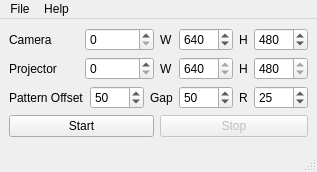
The window that src/main_window.ui (Jigarsenjallia/y_pro_cam_callib) describes before a commit, drawn with Qt 5.
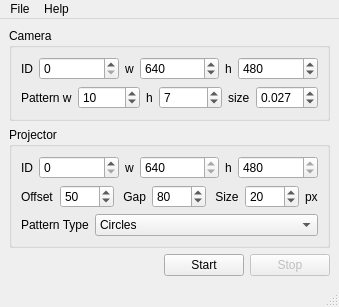
The same window after the commit. Icons and pictures are not drawn.

Commit message: - use threaded pipeline - inverted pattern color

```diff
--- a/src/main_window.ui
+++ b/src/main_window.ui
@@ -6,8 +6,8 @@
    <rect>
     <x>0</x>
     <y>0</y>
-    <width>289</width>
-    <height>172</height>
+    <width>295</width>
+    <height>294</height>
    </rect>
   </property>
   <property name="windowTitle">
@@ -18,18 +18,47 @@
     <normaloff>:/icons/chang.png</normaloff>:/icons/chang.png</iconset>
   </property>
   <widget class="QWidget" name="centralwidget">
-   <layout class="QGridLayout" name="gridLayout">
-    <item row="0" column="1">
-     <layout class="QHBoxLayout" name="horizontalLayout_3">
+   <layout class="QVBoxLayout" name="verticalLayout_3">
+    <item>
+     <widget class="QGroupBox" name="groupBox">
+      <property name="title">
+       <string>Camera</string>
+      </property>
+      <layout class="QVBoxLayout" name="verticalLayout_2">
+       <item>
+        <layout class="QHBoxLayout" name="horizontalLayout">
+         <item>
+          <widget class="QLabel" name="label">
+           <property name="text">
+            <string>ID</string>
+           </property>
+          </widget>
+         </item>
+         <item>
+          <widget class="QSpinBox" name="spinBoxCameraID">
+           <property name="sizePolicy">
+            <sizepolicy hsizetype="Expanding" vsizetype="Fixed">
+             <horstretch>0</horstretch>
+             <verstretch>0</verstretch>
+            </sizepolicy>
+           </property>
+          </widget>
+         </item>
       <item>
        <widget class="QLabel" name="label_3">
         <property name="text">
-         <string>W</string>
+            <string>w</string>
         </property>
        </widget>
       </item>
       <item>
        <widget class="QSpinBox" name="spinBoxCameraWidth">
+           <property name="sizePolicy">
+            <sizepolicy hsizetype="Expanding" vsizetype="Fixed">
+             <horstretch>0</horstretch>
+             <verstretch>0</verstretch>
+            </sizepolicy>
+           </property>
         <property name="minimum">
          <number>320</number>
         </property>
@@ -44,12 +73,18 @@
       <item>
        <widget class="QLabel" name="label_4">
         <property name="text">
-         <string>H</string>
+            <string>h</string>
         </property>
        </widget>
       </item>
       <item>
        <widget class="QSpinBox" name="spinBoxCameraHeight">
+           <property name="sizePolicy">
+            <sizepolicy hsizetype="Expanding" vsizetype="Fixed">
+             <horstretch>0</horstretch>
+             <verstretch>0</verstretch>
+            </sizepolicy>
+           </property>
         <property name="minimum">
          <number>240</number>
         </property>
@@ -63,17 +98,137 @@
       </item>
      </layout>
     </item>
-    <item row="1" column="1">
-     <layout class="QHBoxLayout" name="horizontalLayout_4">
+       <item>
+        <layout class="QHBoxLayout" name="horizontalLayout_6">
+         <item>
+          <widget class="QLabel" name="label_12">
+           <property name="text">
+            <string>Pattern w</string>
+           </property>
+          </widget>
+         </item>
+         <item>
+          <widget class="QSpinBox" name="spinBoxCameraPatternWidth">
+           <property name="sizePolicy">
+            <sizepolicy hsizetype="Expanding" vsizetype="Fixed">
+             <horstretch>0</horstretch>
+             <verstretch>0</verstretch>
+            </sizepolicy>
+           </property>
+           <property name="minimum">
+            <number>1</number>
+           </property>
+           <property name="maximum">
+            <number>20</number>
+           </property>
+           <property name="value">
+            <number>10</number>
+           </property>
+          </widget>
+         </item>
+         <item>
+          <widget class="QLabel" name="label_13">
+           <property name="text">
+            <string>h</string>
+           </property>
+          </widget>
+         </item>
+         <item>
+          <widget class="QSpinBox" name="spinBoxCameraPatternHeight">
+           <property name="sizePolicy">
+            <sizepolicy hsizetype="Expanding" vsizetype="Fixed">
+             <horstretch>0</horstretch>
+             <verstretch>0</verstretch>
+            </sizepolicy>
+           </property>
+           <property name="minimum">
+            <number>1</number>
+           </property>
+           <property name="maximum">
+            <number>20</number>
+           </property>
+           <property name="value">
+            <number>7</number>
+           </property>
+          </widget>
+         </item>
+         <item>
+          <widget class="QLabel" name="label_14">
+           <property name="text">
+            <string>size</string>
+           </property>
+          </widget>
+         </item>
+         <item>
+          <widget class="QDoubleSpinBox" name="spinBoxCameraPatternSize">
+           <property name="sizePolicy">
+            <sizepolicy hsizetype="Expanding" vsizetype="Fixed">
+             <horstretch>0</horstretch>
+             <verstretch>0</verstretch>
+            </sizepolicy>
+           </property>
+           <property name="decimals">
+            <number>3</number>
+           </property>
+           <property name="minimum">
+            <double>0.001000000000000</double>
+           </property>
+           <property name="maximum">
+            <double>1.000000000000000</double>
+           </property>
+           <property name="singleStep">
+            <double>0.001000000000000</double>
+           </property>
+           <property name="value">
+            <double>0.027000000000000</double>
+           </property>
+          </widget>
+         </item>
+        </layout>
+       </item>
+      </layout>
+     </widget>
+    </item>
+    <item>
+     <widget class="QGroupBox" name="groupBox_2">
+      <property name="title">
+       <string>Projector</string>
+      </property>
+      <layout class="QVBoxLayout" name="verticalLayout">
+       <item>
+        <layout class="QHBoxLayout" name="horizontalLayout_2">
+         <item>
+          <widget class="QLabel" name="label_2">
+           <property name="text">
+            <string>ID</string>
+           </property>
+          </widget>
+         </item>
+         <item>
+          <widget class="QSpinBox" name="spinBoxProjectorID">
+           <property name="sizePolicy">
+            <sizepolicy hsizetype="Expanding" vsizetype="Fixed">
+             <horstretch>0</horstretch>
+             <verstretch>0</verstretch>
+            </sizepolicy>
+           </property>
+          </widget>
+         </item>
       <item>
        <widget class="QLabel" name="label_5">
         <property name="text">
-         <string>W</string>
+            <string>w</string>
         </property>
        </widget>
       </item>
       <item>
        <widget class="QSpinBox" name="spinBoxProjectorWidth">
+           <property name="sizePolicy">
+            <sizepolicy hsizetype="Expanding" vsizetype="Fixed">
+             <horstretch>0</horstretch>
+             <verstretch>0</verstretch>
+            </sizepolicy>
+           </property>
         <property name="readOnly">
          <bool>true</bool>
         </property>
@@ -91,12 +246,18 @@
       <item>
        <widget class="QLabel" name="label_6">
         <property name="text">
-         <string>H</string>
+            <string>h</string>
         </property>
        </widget>
       </item>
       <item>
        <widget class="QSpinBox" name="spinBoxProjectorHeight">
+           <property name="sizePolicy">
+            <sizepolicy hsizetype="Expanding" vsizetype="Fixed">
+             <horstretch>0</horstretch>
+             <verstretch>0</verstretch>
+            </sizepolicy>
+           </property>
         <property name="readOnly">
          <bool>true</bool>
         </property>
@@ -113,31 +274,23 @@
       </item>
      </layout>
     </item>
-    <item row="1" column="0">
-     <layout class="QHBoxLayout" name="horizontalLayout_2">
       <item>
-       <widget class="QLabel" name="label_2">
-        <property name="text">
-         <string>Projector</string>
-        </property>
-       </widget>
-      </item>
-      <item>
-       <widget class="QSpinBox" name="spinBoxProjectorID"/>
-      </item>
-     </layout>
-    </item>
-    <item row="2" column="0" colspan="2">
      <layout class="QHBoxLayout" name="horizontalLayout_5">
       <item>
        <widget class="QLabel" name="label_7">
         <property name="text">
-         <string>Pattern Offset</string>
+            <string>Offset</string>
         </property>
        </widget>
       </item>
       <item>
        <widget class="QSpinBox" name="spinBoxPatternOffset">
+           <property name="sizePolicy">
+            <sizepolicy hsizetype="Expanding" vsizetype="Fixed">
+             <horstretch>0</horstretch>
+             <verstretch>0</verstretch>
+            </sizepolicy>
+           </property>
         <property name="minimum">
          <number>10</number>
         </property>
@@ -152,12 +305,18 @@
       <item>
        <widget class="QLabel" name="label_8">
         <property name="text">
-         <string>Gap</string>
+            <string> Gap</string>
         </property>
        </widget>
       </item>
       <item>
        <widget class="QSpinBox" name="spinBoxPatternGap">
+           <property name="sizePolicy">
+            <sizepolicy hsizetype="Expanding" vsizetype="Fixed">
+             <horstretch>0</horstretch>
+             <verstretch>0</verstretch>
+            </sizepolicy>
+           </property>
         <property name="minimum">
          <number>10</number>
         </property>
@@ -165,19 +324,25 @@
          <number>1000</number>
         </property>
         <property name="value">
-         <number>50</number>
+            <number>80</number>
         </property>
        </widget>
       </item>
       <item>
        <widget class="QLabel" name="label_9">
         <property name="text">
-         <string>R</string>
+            <string> Size</string>
         </property>
        </widget>
       </item>
       <item>
        <widget class="QSpinBox" name="spinBoxPatternSize">
+           <property name="sizePolicy">
+            <sizepolicy hsizetype="Expanding" vsizetype="Fixed">
+             <horstretch>0</horstretch>
+             <verstretch>0</verstretch>
+            </sizepolicy>
+           </property>
         <property name="minimum">
          <number>10</number>
         </property>
@@ -185,37 +350,79 @@
          <number>1000</number>
         </property>
         <property name="value">
-         <number>25</number>
+            <number>20</number>
         </property>
        </widget>
       </item>
-     </layout>
-    </item>
-    <item row="0" column="0">
-     <layout class="QHBoxLayout" name="horizontalLayout">
+         <item>
+          <widget class="QLabel" name="label_11">
+           <property name="text">
+            <string>px</string>
+           </property>
+          </widget>
+         </item>
+        </layout>
+       </item>
       <item>
-       <widget class="QLabel" name="label">
+        <layout class="QHBoxLayout" name="horizontalLayout_3">
+         <item>
+          <widget class="QLabel" name="label_10">
         <property name="text">
-         <string>Camera</string>
+            <string>Pattern Type</string>
         </property>
        </widget>
       </item>
       <item>
-       <widget class="QSpinBox" name="spinBoxCameraID"/>
-      </item>
-     </layout>
-    </item>
-    <item row="3" column="1">
-     <widget class="QPushButton" name="pushButtonStop">
-      <property name="enabled">
-       <bool>false</bool>
-      </property>
+          <widget class="QComboBox" name="comboBox">
+           <property name="sizePolicy">
+            <sizepolicy hsizetype="Expanding" vsizetype="Fixed">
+             <horstretch>0</horstretch>
+             <verstretch>0</verstretch>
+            </sizepolicy>
+           </property>
+           <item>
+            <property name="text">
+             <string>Circles</string>
+            </property>
+           </item>
+           <item>
+            <property name="text">
+             <string>Chessboard</string>
+            </property>
+           </item>
+           <item>
+            <property name="text">
+             <string>Asymmetric Circles</string>
+            </property>
+           </item>
+           <item>
       <property name="text">
-       <string>Stop</string>
-      </property>
-     </widget>
-    </item>
-    <item row="3" column="0">
+             <string>Rigns</string>
+            </property>
+           </item>
+          </widget>
+         </item>
+        </layout>
+       </item>
+      </layout>
+     </widget>
+    </item>
+    <item>
+     <layout class="QHBoxLayout" name="horizontalLayout_7">
+      <item>
+       <spacer name="horizontalSpacer">
+        <property name="orientation">
+         <enum>Qt::Horizontal</enum>
+        </property>
+        <property name="sizeHint" stdset="0">
+         <size>
+          <width>40</width>
+          <height>20</height>
+         </size>
+        </property>
+       </spacer>
+      </item>
+      <item>
      <widget class="QPushButton" name="pushButtonStart">
       <property name="text">
        <string>Start</string>
@@ -225,6 +432,18 @@
       </property>
      </widget>
     </item>
+      <item>
+       <widget class="QPushButton" name="pushButtonStop">
+        <property name="enabled">
+         <bool>false</bool>
+        </property>
+        <property name="text">
+         <string>Stop</string>
+        </property>
+       </widget>
+      </item>
+     </layout>
+    </item>
    </layout>
   </widget>
   <widget class="QMenuBar" name="menubar">
@@ -232,7 +451,7 @@
     <rect>
      <x>0</x>
      <y>0</y>
-     <width>289</width>
+     <width>295</width>
      <height>24</height>
     </rect>
    </property>
```
Lines whose indentation alone changed are shown as unchanged. The commit also changes 2 other files.
